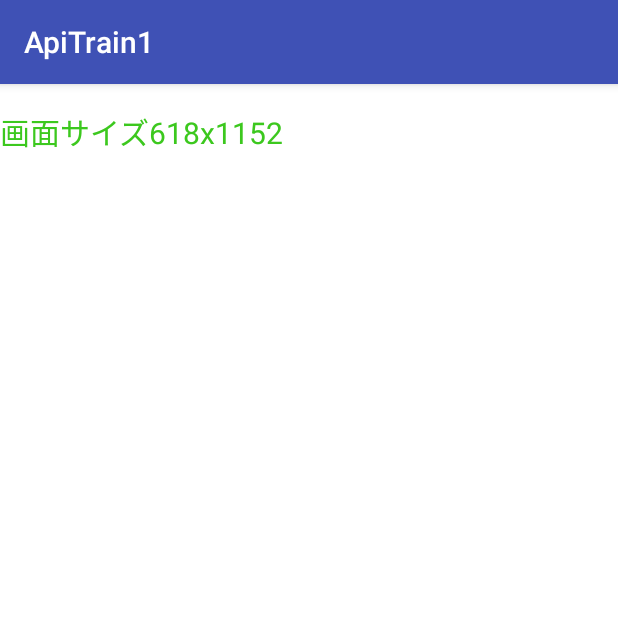
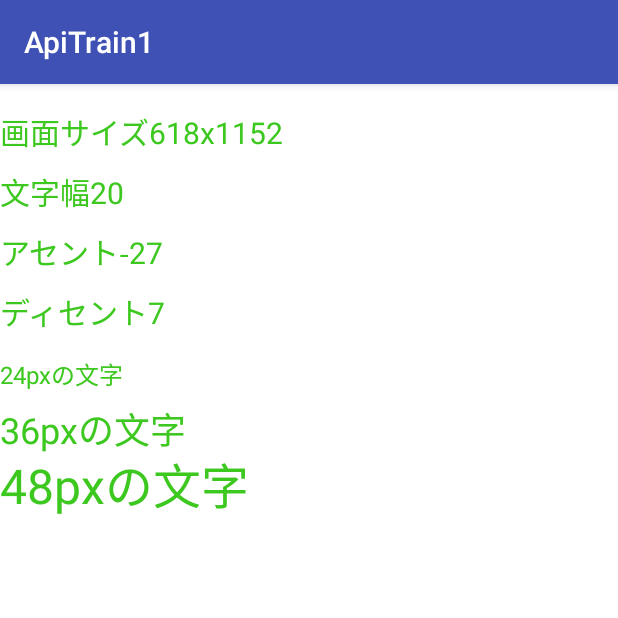
Before and after one commit to yamamoto7/java---android-app-train, an Android app: the screen it shows after launch (MainActivity), on a phone screen of 412 x 824 dp, the top half of it. Run offline under Robolectric (Android 15) with nearby library versions, the phone set to English and light mode, and no system bars.

Commit message:
add some texts

```diff
--- /dev/null
+++ b/ApiTrain1/app/src/main/java/com/example/k7287/apitrain1/PageIndex.java
@@ -0,0 +1,4 @@
+package com.example.k7287.apitrain1;
+
+public class PageIndex {
+}
--- a/ApiTrain1/app/src/main/java/com/example/k7287/apitrain1/StringView.java
+++ b/ApiTrain1/app/src/main/java/com/example/k7287/apitrain1/StringView.java
@@ -16,8 +16,28 @@ public class StringView extends View {
     @Override
     protected void onDraw(Canvas canvas){
         Paint paint = new Paint();
+        // 文字のサイズ指定
         paint.setTextSize(30);
+        // 文字の色指定
         paint.setColor(Color.rgb(60, 200, 30));
+        // 画面のサイズを出力
         canvas.drawText("画面サイズ" + getWidth() + "x" + getHeight(), 0, 60, paint);
+        //
+        canvas.drawText("文字幅" + (int)paint.measureText("A"), 0, 60*2, paint);
+        //
+        canvas.drawText("アセント" + (int)paint.ascent(), 0, 60*3, paint);
+        //
+        canvas.drawText("ディセント" + (int)paint.descent(), 0, 60*4, paint);
+        // 文字のサイズ指定
+        paint.setTextSize(24);
+        canvas.drawText("24pxの文字", 0, 60*5, paint);
+        // 文字のサイズ指定
+        paint.setTextSize(36);
+        canvas.drawText("36pxの文字", 0, 60*6, paint);
+        // 文字のサイズ指定
+        paint.setTextSize(48);
+        canvas.drawText("48pxの文字", 0, 60*7, paint);
+
+
     }
 }
```
